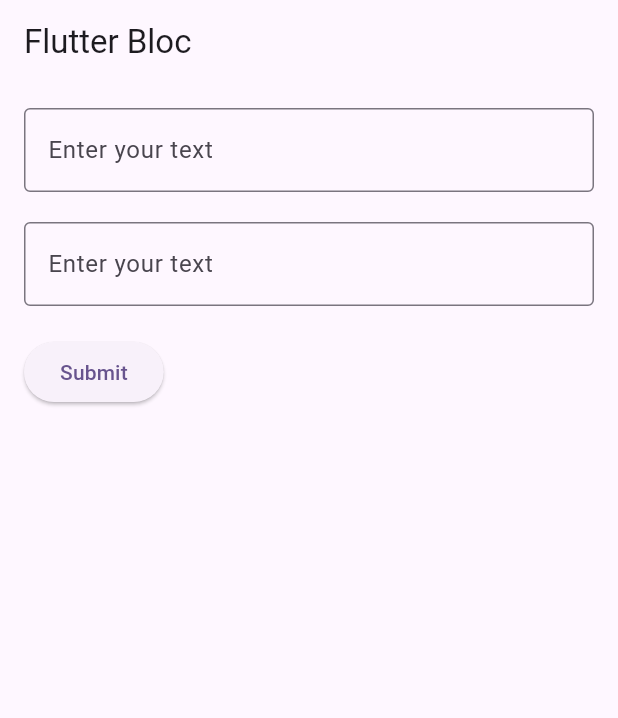
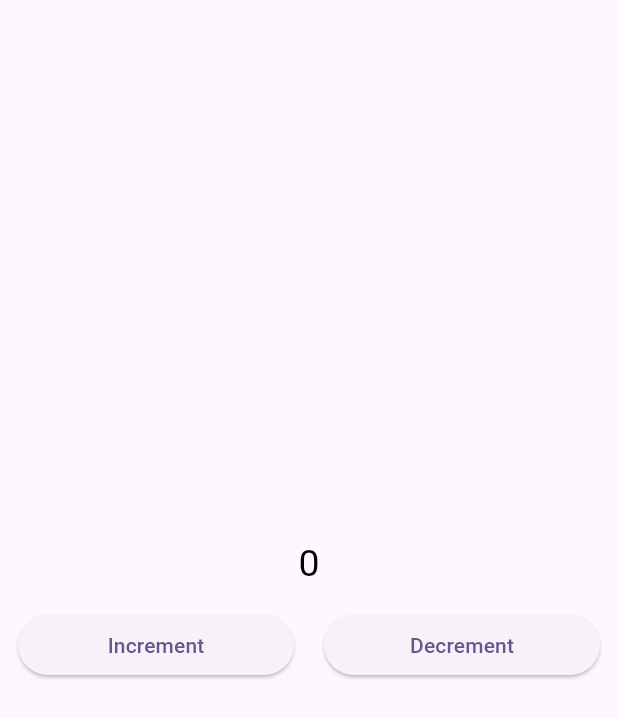
Before and after one commit to theharshguptaflutter/crud_bloc, a Flutter app: the screen it shows after launch, on a phone screen of 412 x 824 dp. Shown: the top 718 px of the screen. Run offline on Flutter 3.47's test engine with Material 3 defaults, Android fonts, the phone set to English and light mode, and no system bars; our stand-ins replace equatable, flutter_bloc.

Commit message:
Add counter functionality to login bloc and UI

```diff
--- a/analysis_options.yaml
+++ b/analysis_options.yaml
@@ -9,7 +9,8 @@
 # packages, and plugins designed to encourage good coding practices.
 analyzer:
   errors:
-    prefer_const_constructors: ignore
+    prefer_const_constructors: ignore ignore
+    unnecessary_string_interpolations: ignore ignore
 include: package:flutter_lints/flutter.yaml
 
 linter:
--- /dev/null
+++ b/lib/counter_view/count_view.dart
@@ -0,0 +1,89 @@
+// ignore_for_file: prefer_const_constructors
+
+import 'package:crud_bloc/login/bloc/login_state.dart';
+import 'package:flutter/material.dart';
+import 'package:flutter_bloc/flutter_bloc.dart';
+
+import '../login/bloc/login_bloc.dart';
+import '../login/bloc/login_event.dart';
+
+class CountView extends StatelessWidget {
+  CountView({super.key});
+
+  int counter = 0;
+
+  @override
+  Widget build(BuildContext context) {
+    return BlocListener<LoginBLoc, LoginState>(
+      listener: (context, state) {
+        if (state is CounterIncrementState) {
+          ScaffoldMessenger.of(context)
+              .showSnackBar(SnackBar(content: Text('Incremented')));
+        }
+        if (state is CounterDecrementState) {
+          ScaffoldMessenger.of(context)
+              .showSnackBar(SnackBar(content: Text('Decrement')));
+        }
+      },
+      child: Scaffold(
+        body: SafeArea(
+          child: Column(
+            mainAxisAlignment: MainAxisAlignment.center,
+            children: [
+              BlocBuilder<LoginBLoc, LoginState>(builder: (context, state) {
+                if (state is CounterInitialState) {
+                  return Text(
+                    state.count.toString(),
+                    style: TextStyle(color: Colors.black, fontSize: 25),
+                  );
+                } else if (state is CounterIncrementState) {
+                  return Text(
+                    state.incCount.toString(),
+                    style: TextStyle(color: Colors.black, fontSize: 25),
+                  );
+                } else if (state is CounterDecrementState) {
+                  return Text(
+                    state.decCount.toString(),
+                    style: TextStyle(color: Colors.black, fontSize: 25),
+                  );
+                } else {
+                  return Container();
+                }
+              }),
+              Padding(
+                padding: const EdgeInsets.all(12.0),
+                child: Row(
+                  children: [
+                    Expanded(
+                      child: ElevatedButton(
+                        onPressed: () {
+                          var blogLogin = BlocProvider.of<LoginBLoc>(context);
+                          blogLogin
+                              .add(CounterIncrementEvent(incCount: counter++));
+                        },
+                        child: Text('Increment'),
+                      ),
+                    ),
+                    SizedBox(
+                      width: 20,
+                    ),
+                    Expanded(
+                      child: ElevatedButton(
+                        onPressed: () {
+                          var blogLogin = BlocProvider.of<LoginBLoc>(context);
+                          blogLogin
+                              .add(CounterDecrementEvent(decCount: counter--));
+                        },
+                        child: Text('Decrement'),
+                      ),
+                    ),
+                  ],
+                ),
+              )
+            ],
+          ),
+        ),
+      ),
+    );
+  }
+}
--- a/lib/login/bloc/login_bloc.dart
+++ b/lib/login/bloc/login_bloc.dart
@@ -22,5 +22,19 @@ class LoginBLoc extends Bloc<LoginEvent, LoginState> {
     });
 
 
+
+ //counter section
+
+  emit(CounterInitialState(count: 0));
+   on<CounterIncrementEvent>((event, emit) {
+      emit(CounterIncrementState(incCount: event.incCount! + 1));
+    });
+
+    on<CounterDecrementEvent>((event, emit) {
+      emit(CounterDecrementState(decCount: event.decCount! - 1));
+    });
+
   }
+
+
 }
--- a/lib/login/bloc/login_event.dart
+++ b/lib/login/bloc/login_event.dart
@@ -7,6 +7,7 @@ class LoginReqEvent extends LoginEvent{
   // String? username;
   // String? password;
 
+
   LoginReqModel? loginReqModel;
 
   LoginReqEvent({required this.loginReqModel});
@@ -15,3 +16,20 @@ class LoginReqEvent extends LoginEvent{
   List<Object?> get props => [LoginReqModel];
 
 }
+
+
+//Counter Section
+
+class CounterIncrementEvent extends LoginEvent{
+  int? incCount;
+  CounterIncrementEvent({required this.incCount});
+  @override
+  List<Object?> get props => [incCount];
+}
+
+class CounterDecrementEvent extends LoginEvent{
+  int? decCount;
+  CounterDecrementEvent({required this.decCount});
+  @override
+  List<Object?> get props => [decCount];
+}
--- a/lib/login/bloc/login_state.dart
+++ b/lib/login/bloc/login_state.dart
@@ -32,3 +32,32 @@ class LoginErrorState extends LoginState {
   @override
   List<Object?> get props => [errorMsg];
 }
+
+
+
+//Counter Section
+class CounterInitialState extends LoginState {
+  int? count;
+  CounterInitialState({required this.count});
+
+
+  @override
+  List<Object?> get props => [];
+}
+
+class CounterIncrementState extends LoginState {
+  int? incCount;
+  CounterIncrementState({required this.incCount});
+
+
+  @override
+  List<Object?> get props => [incCount];
+}
+class CounterDecrementState extends LoginState {
+  int? decCount;
+  CounterDecrementState({required this.decCount});
+
+
+  @override
+  List<Object?> get props => [decCount];
+}
--- a/lib/login/login_page.dart
+++ b/lib/login/login_page.dart
@@ -1,4 +1,4 @@
-// ignore_for_file: prefer_const_literals_to_create_immutables
+// ignore_for_file: prefer_const_literals_to_create_immutables, prefer_const_constructors
 
 import 'package:crud_bloc/login/bloc/login_bloc.dart';
 import 'package:crud_bloc/login/bloc/login_event.dart';
@@ -7,13 +7,11 @@ import 'package:crud_bloc/login/model/login_req_model.dart';
 import 'package:flutter/material.dart';
 import 'package:flutter_bloc/flutter_bloc.dart';
 
-
-
 class LoginScreen extends StatelessWidget {
-    TextEditingController email = TextEditingController();
+  TextEditingController email = TextEditingController();
   TextEditingController pwd = TextEditingController();
   final _formKey = GlobalKey<FormState>();
-   LoginScreen({super.key});
+  LoginScreen({super.key});
 
   @override
   Widget build(BuildContext context) {
@@ -77,12 +75,23 @@ class LoginScreen extends StatelessWidget {
           } else if (state is LoginLoadingState) {
             return Center(child: CircularProgressIndicator());
           } else if (state is LoginLoadedState) {
-            return Center(
-              child: Text(state.loginRespModel?.data?.userEmail ?? "null",style: TextStyle(color: Colors.black),),
+            return Column(
+              children: [
+                Center(
+                    child: Text(
+                  state.loginRespModel?.data?.userEmail ?? "null",
+                  style: TextStyle(color: Colors.black),
+                )),
+
+
+              ],
             );
           } else if (state is LoginErrorState) {
             return Center(
-              child: Text(state.errorMsg.toString(), style: TextStyle(color: Colors.black),),
+              child: Text(
+                state.errorMsg.toString(),
+                style: TextStyle(color: Colors.black),
+              ),
             );
           } else {
             return Container();
--- a/lib/main.dart
+++ b/lib/main.dart
@@ -4,6 +4,7 @@ import 'package:crud_bloc/login/bloc/login_bloc.dart';
 import 'package:flutter/material.dart';
 import 'package:flutter_bloc/flutter_bloc.dart';
 
+import 'counter_view/count_view.dart';
 import 'login/login_page.dart';
 
 void main() {
@@ -25,7 +26,7 @@ class MyApp extends StatelessWidget {
           colorScheme: ColorScheme.fromSeed(seedColor: Colors.deepPurple),
           useMaterial3: true,
         ),
-        home: LoginScreen(),
+        home: CountView(),
       ),
     );
   }
```
